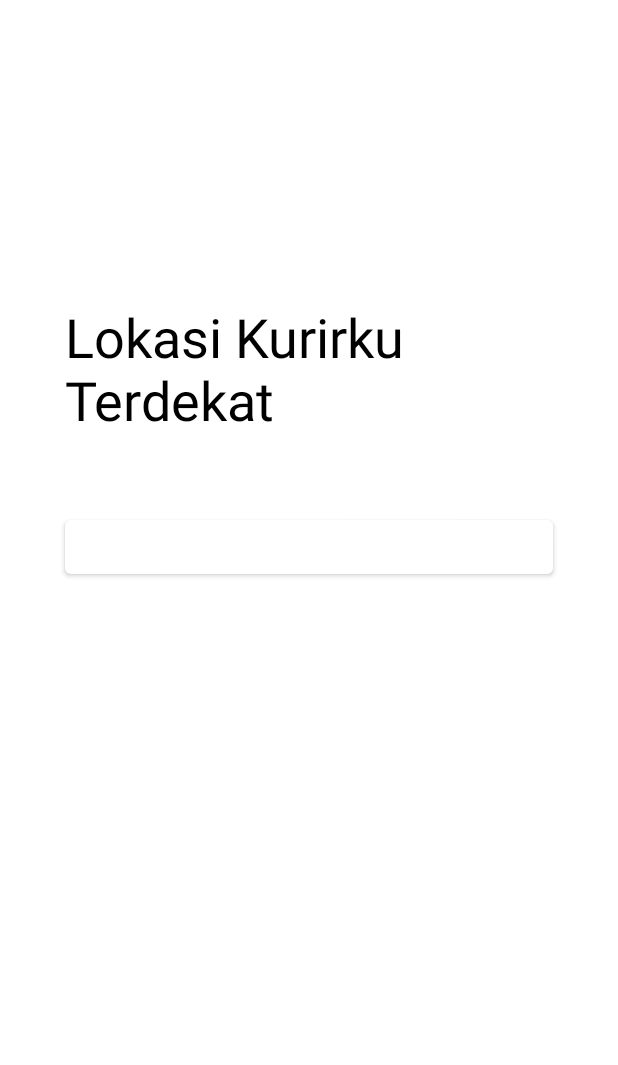
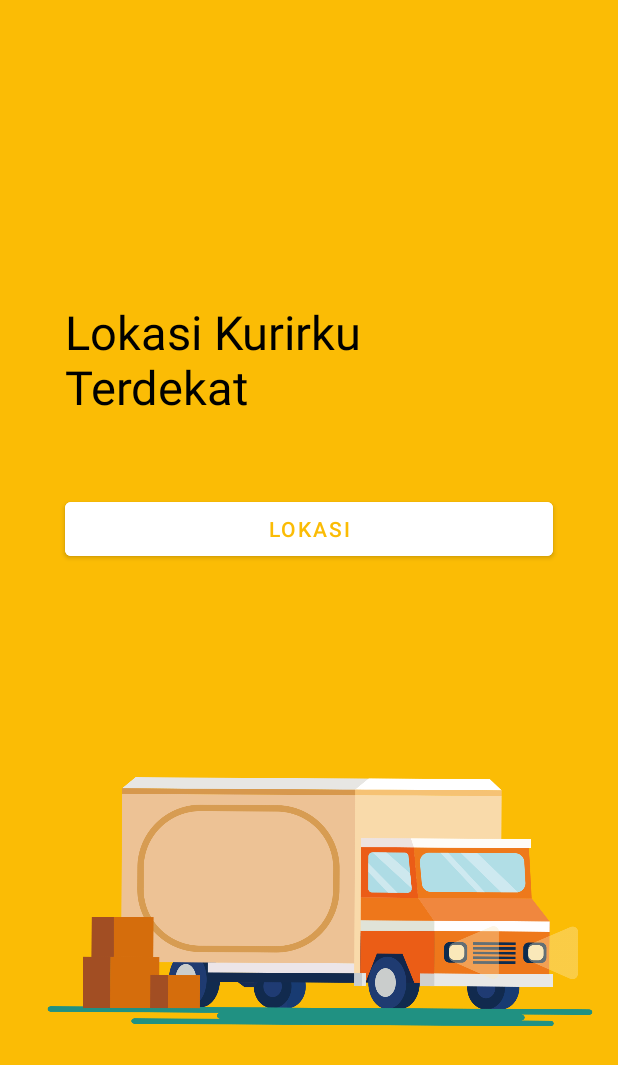
Before and after one commit to bebekUX/Kurirku, an Android app: the layout fragment_geo.xml on its own in the app's theme, with its tools: preview values and no code run, on a phone screen of 412 x 824 dp. Shown: the top 1065 px of the screen. Run offline under Robolectric (Android 15) with nearby library versions, the phone set to English and light mode, and no system bars.

Commit message:
fix background + Location - brian

```diff
--- a/app/src/main/AndroidManifest.xml
+++ b/app/src/main/AndroidManifest.xml
@@ -4,6 +4,7 @@
     package="com.UGD.kurirku">
 
     <uses-permission android:name="android.permission.INTERNET"/>
+
 
     <application
         android:allowBackup="true"
--- /dev/null
+++ b/app/src/main/res/drawable/ic_baseline_person_24.xml
@@ -0,0 +1,5 @@
+<vector android:height="24dp" android:tint="#000000"
+    android:viewportHeight="24" android:viewportWidth="24"
+    android:width="24dp" xmlns:android="http://schemas.android.com/apk/res/android">
+    <path android:fillColor="@android:color/white" android:pathData="M12,12c2.21,0 4,-1.79 4,-4s-1.79,-4 -4,-4 -4,1.79 -4,4 1.79,4 4,4zM12,14c-2.67,0 -8,1.34 -8,4v2h16v-2c0,-2.66 -5.33,-4 -8,-4z"/>
+</vector>
--- /dev/null
+++ b/app/src/main/res/drawable/ic_baseline_send_24.xml
@@ -0,0 +1,5 @@
+<vector android:autoMirrored="true" android:height="24dp"
+    android:tint="#000000" android:viewportHeight="24"
+    android:viewportWidth="24" android:width="24dp" xmlns:android="http://schemas.android.com/apk/res/android">
+    <path android:fillColor="@android:color/white" android:pathData="M2.01,21L23,12 2.01,3 2,10l15,2 -15,2z"/>
+</vector>
--- a/app/src/main/res/layout/fragment_geo.xml
+++ b/app/src/main/res/layout/fragment_geo.xml
@@ -5,6 +5,7 @@
     android:layout_width="match_parent"
     android:layout_height="match_parent"
     android:orientation="vertical"
+    android:background="@color/Orange"
     tools:context=".FragmentGeo">
 
     <TextView
@@ -17,7 +18,7 @@
         android:layout_marginEnd="43dp"
         android:text="Lokasi Kurirku Terdekat"
         android:textColor="@color/black"
-        android:textSize="36sp"
+        android:textSize="31sp"
         app:layout_constraintEnd_toEndOf="parent"
         app:layout_constraintStart_toStartOf="parent"
         app:layout_constraintTop_toTopOf="parent"
@@ -31,8 +32,17 @@
         android:layout_marginTop="50dp"
         android:layout_marginEnd="43dp"
         android:text="LOKASI"
+        android:backgroundTint="@color/white"
+        android:textColor="@color/Orange"
         app:layout_constraintEnd_toEndOf="parent"
         app:layout_constraintStart_toStartOf="parent"
         app:layout_constraintTop_toBottomOf="@id/textView"
         app:layout_constraintBottom_toBottomOf="parent"/>
+
+    <ImageView
+        android:id="@+id/imageView3"
+        android:layout_width="match_parent"
+        android:layout_height="wrap_content"
+        android:src="@drawable/logo" />
+
 </LinearLayout>
--- a/app/src/main/res/menu/navigation_menu.xml
+++ b/app/src/main/res/menu/navigation_menu.xml
@@ -13,11 +13,11 @@
     <item android:id="@+id/pengiriman"
         android:title="Pengiriman"
         android:enabled="true"
-        android:icon="@drawable/maps"/>
+        android:icon="@drawable/ic_baseline_send_24"/>
 
     <item android:id="@+id/profil"
         android:title="Profil"
         android:enabled="true"
-        android:icon="@drawable/maps"/>
+        android:icon="@drawable/ic_baseline_person_24"/>
 
 </menu>
```
Also changed, not shown: app/src/main/assets/sample_maps.json (+4 -4 lines).
